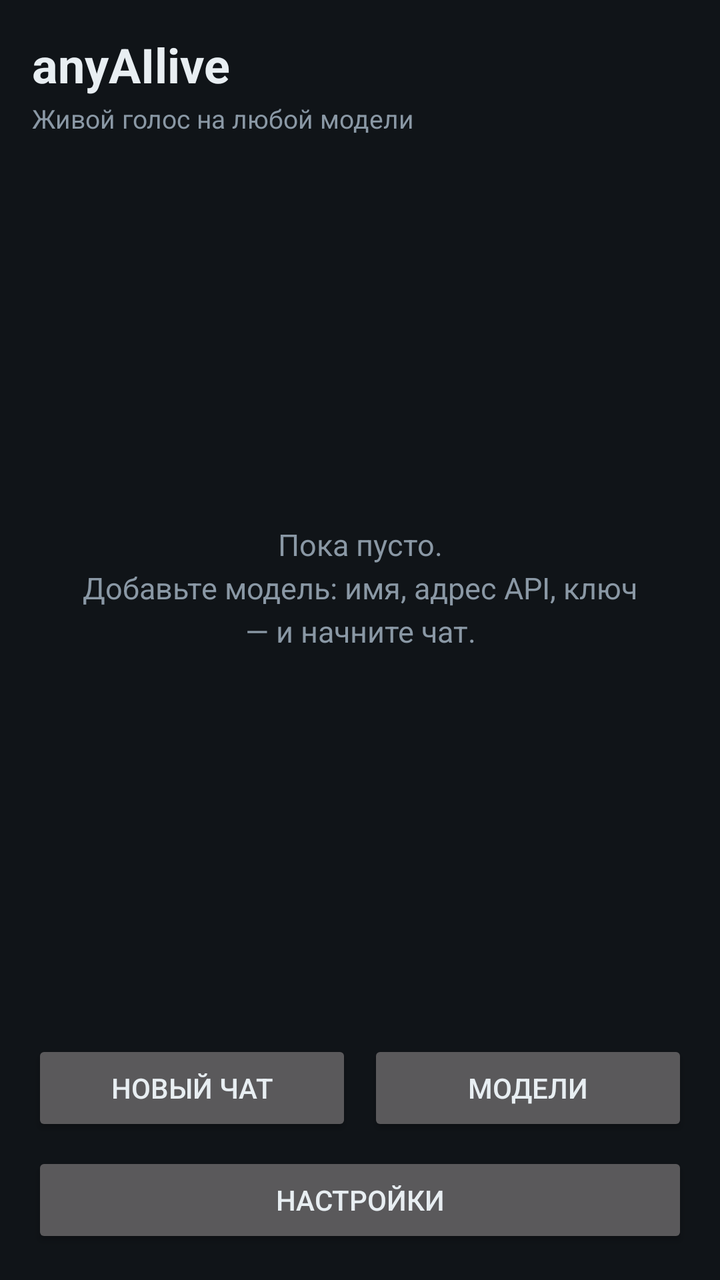
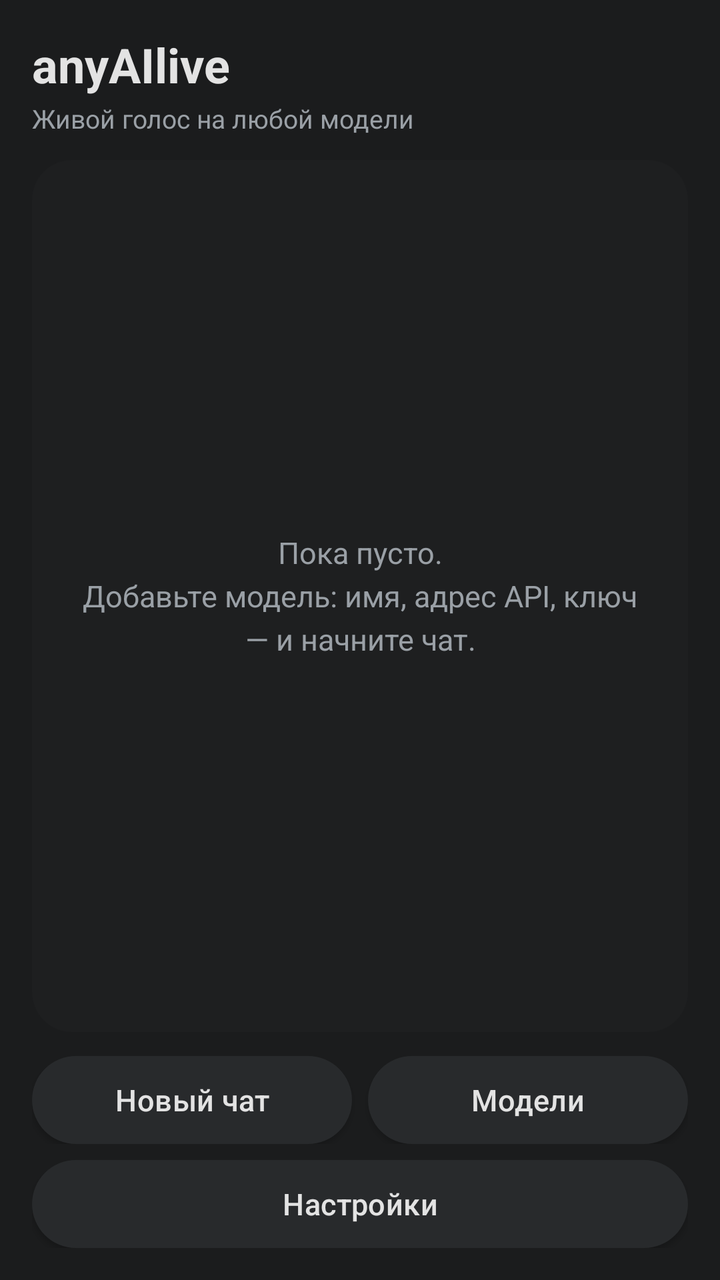

Before-and-after screenshots of an Android layout around one commit, followed by the original layout XML and the change that was made.
<!-- AndroidManifest.xml: application theme AppTheme -->
<!-- res/layout/activity_main.xml -->
<?xml version="1.0" encoding="utf-8"?>
<LinearLayout xmlns:android="http://schemas.android.com/apk/res/android"
    android:layout_width="match_parent"
    android:layout_height="match_parent"
    android:background="@color/bg"
    android:orientation="vertical"
    android:padding="16dp">

    <TextView
        android:id="@+id/main_title"
        android:layout_width="match_parent"
        android:layout_height="wrap_content"
        android:text="@string/app_name"
        android:textColor="@color/fg"
        android:textSize="24sp"
        android:textStyle="bold" />

    <TextView
        android:id="@+id/main_hint"
        android:layout_width="match_parent"
        android:layout_height="wrap_content"
        android:layout_marginTop="2dp"
        android:text="@string/main_hint"
        android:textColor="@color/muted"
        android:textSize="13sp" />

    <FrameLayout
        android:layout_width="match_parent"
        android:layout_height="0dp"
        android:layout_marginTop="12dp"
        android:layout_weight="1">

        <ListView
            android:id="@+id/chat_list"
            android:layout_width="match_parent"
            android:layout_height="match_parent"
            android:divider="@null"
            android:dividerHeight="0dp"
            android:scrollbars="vertical" />

        <TextView
            android:id="@+id/main_empty"
            android:layout_width="match_parent"
            android:layout_height="wrap_content"
            android:layout_gravity="center"
            android:gravity="center"
            android:lineSpacingExtra="4dp"
            android:padding="24dp"
            android:text="@string/chats_empty"
            android:textColor="@color/muted"
            android:textSize="15sp" />
    </FrameLayout>

    <LinearLayout
        android:layout_width="match_parent"
        android:layout_height="wrap_content"
        android:layout_marginTop="12dp"
        android:orientation="horizontal">

        <Button
            android:id="@+id/btn_new_chat"
            android:layout_width="0dp"
            android:layout_height="wrap_content"
            android:layout_weight="1"
            android:text="@string/btn_new_chat" />

        <Button
            android:id="@+id/btn_models"
            android:layout_width="0dp"
            android:layout_height="wrap_content"
            android:layout_marginStart="8dp"
            android:layout_weight="1"
            android:text="@string/btn_models" />
    </LinearLayout>

    <Button
        android:id="@+id/btn_settings"
        android:layout_width="match_parent"
        android:layout_height="wrap_content"
        android:layout_marginTop="8dp"
        android:text="@string/btn_settings" />
</LinearLayout>
<!-- resources referenced by this layout -->
<resources>
  <color name="bg">#FF101418</color>
  <color name="fg">#FFE8EEF2</color>
  <color name="muted">#FF8A98A5</color>
  <string name="app_name">anyAIlive</string>
  <string name="btn_models">Модели</string>
  <string name="btn_new_chat">Новый чат</string>
  <string name="btn_settings">Настройки</string>
  <string name="chats_empty">Пока пусто.\nДобавьте модель: имя, адрес API, ключ — и начните чат.</string>
  <string name="main_hint">Живой голос на любой модели</string>
  <style name="AppTheme" parent="@android:style/Theme.Material.NoActionBar">
          <item name="android:windowBackground">@color/bg</item>
          <item name="android:statusBarColor">@color/bg</item>
          <item name="android:navigationBarColor">@color/bg</item>
          <item name="android:textColorPrimary">@color/fg</item>
          <item name="android:colorAccent">@color/accent</item>
      </style>
  <color name="accent">#FF4DD0A6</color>
</resources>

<!-- the commit's change to res/layout/activity_main.xml (unified diff, before → after) -->
@@ -28,7 +28,8 @@
         android:layout_width="match_parent"
         android:layout_height="0dp"
         android:layout_marginTop="12dp"
-        android:layout_weight="1">
+        android:layout_weight="1"
+        android:background="@drawable/bg_card">
 
         <ListView
             android:id="@+id/chat_list"
<!-- resource entries referenced after the edit -->
@@ -1,8 +1,15 @@
 <!-- resources referenced by this layout -->
 <resources>
-  <color name="bg">#FF101418</color>
-  <color name="fg">#FFE8EEF2</color>
-  <color name="muted">#FF8A98A5</color>
+  <color name="bg">#FF1B1C1D</color>
+  <color name="fg">#FFE3E3E3</color>
+  <color name="muted">#FF9AA0A6</color>
+  <!-- drawable bg_card (drawable) -->
+  <?xml version="1.0" encoding="utf-8"?>
+  <shape xmlns:android="http://schemas.android.com/apk/res/android"
+      android:shape="rectangle">
+      <solid android:color="@color/surface" />
+      <corners android:radius="20dp" />
+  </shape>
   <string name="app_name">anyAIlive</string>
   <string name="btn_models">Модели</string>
   <string name="btn_new_chat">Новый чат</string>
@@ -15,7 +22,32 @@
           <item name="android:navigationBarColor">@color/bg</item>
           <item name="android:textColorPrimary">@color/fg</item>
           <item name="android:colorAccent">@color/accent</item>
+          
+          <item name="android:buttonStyle">@style/PillButton</item>
       </style>
-  <color name="accent">#FF4DD0A6</color>
+  <color name="surface">#FF1E1F20</color>
+  <color name="accent">#FFA8C7FA</color>
+  <style name="PillButton" parent="@android:style/Widget.Material.Button">
+          <item name="android:background">@drawable/bg_pill_button</item>
+          <item name="android:textColor">@color/fg</item>
+          <item name="android:textAllCaps">false</item>
+          <item name="android:textSize">15sp</item>
+          <item name="android:letterSpacing">0.01</item>
+          <item name="android:minHeight">44dp</item>
+          <item name="android:paddingStart">20dp</item>
+          <item name="android:paddingEnd">20dp</item>
+      </style>
+  <!-- drawable bg_pill_button (drawable) -->
+  <?xml version="1.0" encoding="utf-8"?>
+  <ripple xmlns:android="http://schemas.android.com/apk/res/android"
+      android:color="#33FFFFFF">
+      <item>
+          <shape android:shape="rectangle">
+              <solid android:color="@color/surface2" />
+              <corners android:radius="24dp" />
+          </shape>
+      </item>
+  </ripple>
+  <color name="surface2">#FF282A2C</color>
 </resources>
 
